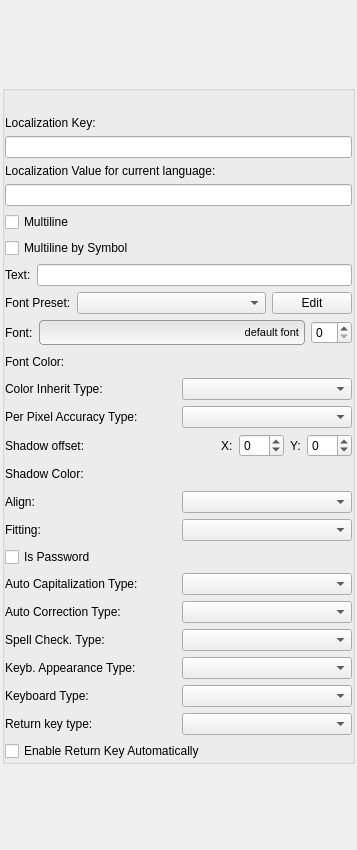
This is Tools/UIEditor/UI/textpropertygridwidget.ui in xaoctech/dava.engine as Qt 5 draws it before an edit. The edited form follows.
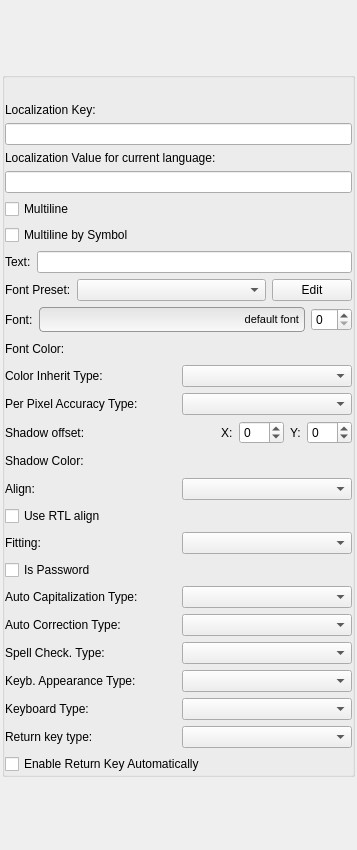
This is the edited form. Custom widgets are drawn as their Qt base class.

Commit message: [DF-4762] Add "Use RTL align" option to UIEditor

Diff of the .ui file:
```diff
--- a/Tools/UIEditor/UI/textpropertygridwidget.ui
+++ b/Tools/UIEditor/UI/textpropertygridwidget.ui
@@ -522,6 +522,40 @@
         </layout>
        </widget>
       </item>
+      <item>
+       <widget class="QWidget" name="useRtlAlignWidget" native="true">
+        <property name="sizePolicy">
+         <sizepolicy hsizetype="Preferred" vsizetype="Maximum">
+          <horstretch>0</horstretch>
+          <verstretch>0</verstretch>
+         </sizepolicy>
+        </property>
+        <layout class="QHBoxLayout" name="horizontalLayout_17">
+         <property name="leftMargin">
+          <number>0</number>
+         </property>
+         <property name="topMargin">
+          <number>0</number>
+         </property>
+         <property name="rightMargin">
+          <number>0</number>
+         </property>
+         <property name="bottomMargin">
+          <number>0</number>
+         </property>
+         <item>
+          <widget class="QCheckBox" name="useRtlAlignCheckBox">
+           <property name="text">
+            <string>Use RTL align</string>
+           </property>
+           <property name="checked">
+            <bool>false</bool>
+           </property>
+          </widget>
+         </item>
+        </layout>
+       </widget>
+      </item>
       <item>
        <widget class="QWidget" name="fittingWidget" native="true">
         <property name="sizePolicy">
```
The commit also changes 15 other files.
